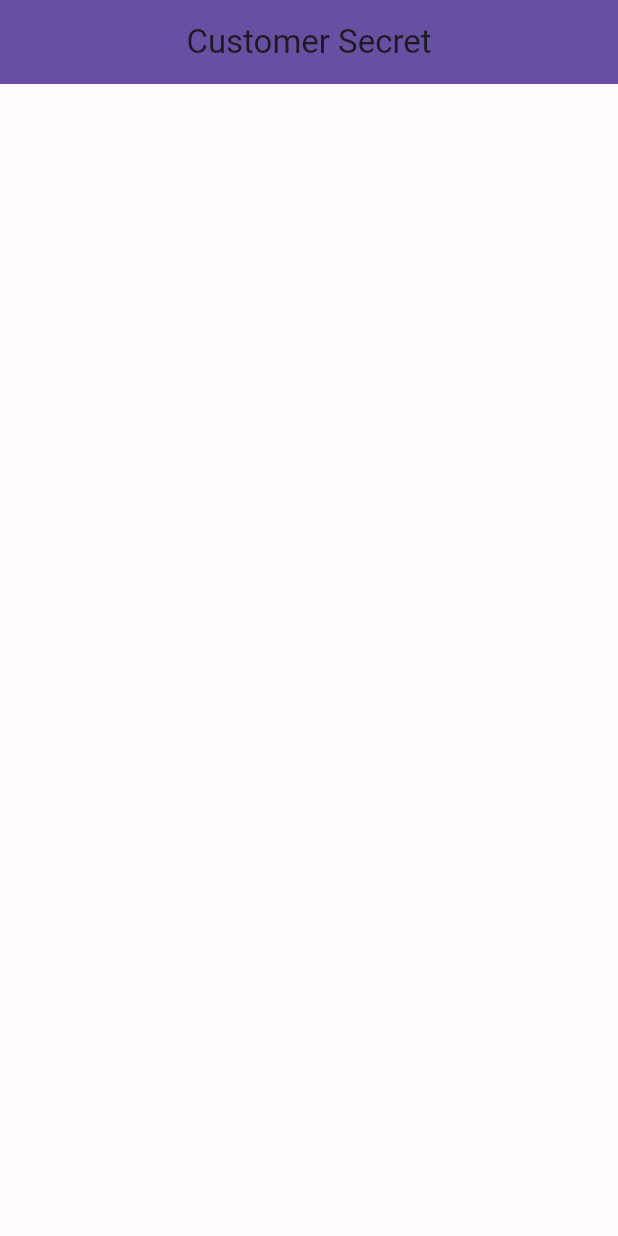
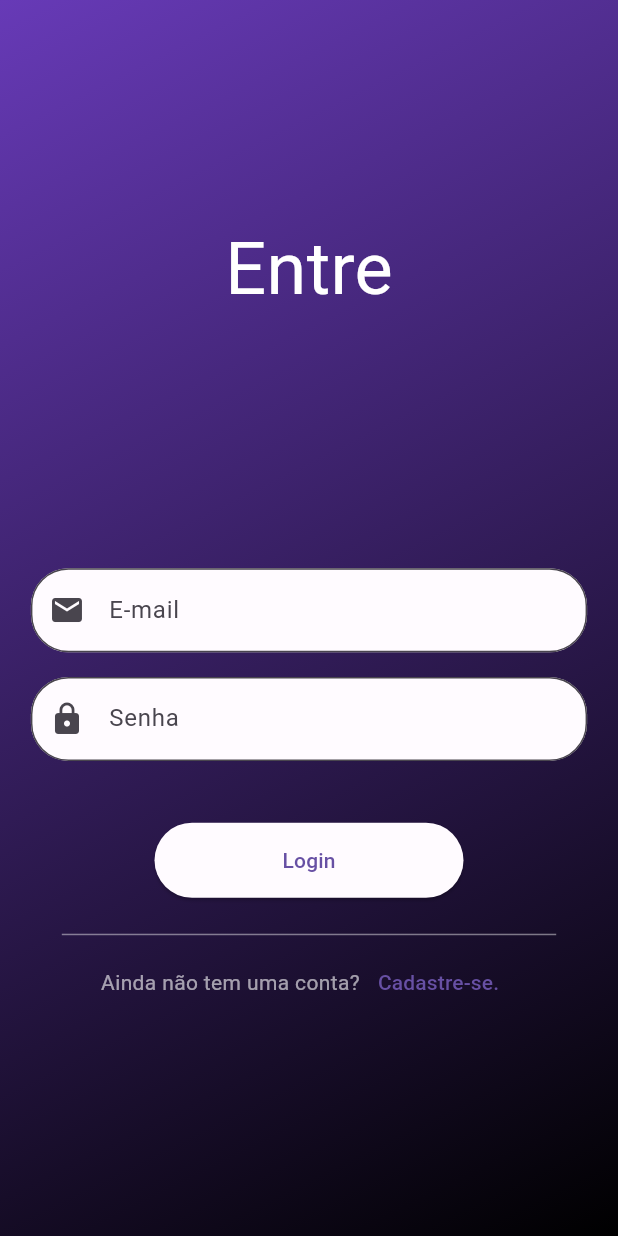
Before and after one commit to IgordeAndrade/customer_secret_service, a Flutter app: the screen it shows after launch, on a phone screen of 412 x 824 dp. Run offline on Flutter 3.47's test engine with Material 2 defaults, Android fonts, the light colour scheme and no system bars.

Commit message:
[feature]: LoginAndRegisterPage

```diff
--- a/lib/customer_app.dart
+++ b/lib/customer_app.dart
@@ -1,7 +1,10 @@
 import 'package:customer_secret_service/design_system/themes/themes.dart';
+import 'package:customer_secret_service/pages/sign_in_and_sign_up/login_page.dart';
+import 'package:customer_secret_service/pages/sign_in_and_sign_up/register_page.dart';
+import 'package:customer_secret_service/pages/splash_page.dart';
 import 'package:flutter/material.dart';
 
-import 'home_page/home_page.dart';
+import 'pages/home_page/home_page.dart';
 
 class CustommerApp extends StatelessWidget {
   const CustommerApp({super.key});
@@ -9,11 +12,16 @@ class CustommerApp extends StatelessWidget {
   @override
   Widget build(BuildContext context) {
     return MaterialApp(
-      title: 'Customer App',
-      debugShowCheckedModeBanner: false,
-      theme: lightTheme,
-      darkTheme: darkTheme,
-      home: const HomePage(),
-    );
+        title: 'Customer App',
+        debugShowCheckedModeBanner: false,
+        theme: lightTheme,
+        darkTheme: darkTheme,
+        initialRoute: '/splash_page',
+        routes: {
+          '/splash_page': (_) => const SplashPage(),
+          '/login_page': (_) => const LoginPage(),
+          '/home_page': (_) => const HomePage(),
+          '/register_page': (_) => const RegisterPage(),
+        });
   }
 }
--- a/lib/main.dart
+++ b/lib/main.dart
@@ -1,4 +1,3 @@
-import 'package:customer_secret_service/my_app.dart';
 import 'package:flutter/material.dart';
 
 import 'customer_app.dart';
--- a/lib/my_app.dart
+++ /dev/null
@@ -1,15 +0,0 @@
-import 'package:customer_secret_service/pages/login_page.dart';
-import 'package:customer_secret_service/pages/splash_page.dart';
-import 'package:flutter/material.dart';
-
-class MyApp extends StatelessWidget {
-  const MyApp({super.key});
-
-  @override
-  Widget build(BuildContext context) {
-    return MaterialApp(initialRoute: '/splash_page', routes: {
-      '/splash_page': (_) => const SplashPage(),
-      '/login_page': (_) => const LoginPage(),
-    });
-  }
-}
--- /dev/null
+++ b/lib/pages/sign_in_and_sign_up/custom_backgroud.dart
@@ -0,0 +1,24 @@
+import 'package:flutter/material.dart';
+
+class CustomBackground extends StatelessWidget {
+  const CustomBackground({super.key, required this.widget});
+
+  final Widget widget;
+
+  @override
+  Widget build(BuildContext context) {
+    return Container(
+      decoration: const BoxDecoration(
+        gradient: LinearGradient(
+          begin: Alignment.topLeft,
+          end: Alignment.bottomRight,
+          colors: [
+            Colors.deepPurple,
+            Colors.black,
+          ],
+        ),
+      ),
+      child: widget,
+    );
+  }
+}
--- /dev/null
+++ b/lib/pages/sign_in_and_sign_up/custom_text_form_field.dart
@@ -0,0 +1,31 @@
+import 'package:flutter/material.dart';
+
+class CustomTextFormField extends StatelessWidget {
+  const CustomTextFormField(
+      {super.key,
+      required this.hintText,
+      this.obscureText = false,
+      this.prefixIcon});
+
+  final String hintText;
+  final bool obscureText;
+  final Icon? prefixIcon;
+
+  @override
+  Widget build(BuildContext context) {
+    return SizedBox(
+      width: MediaQuery.of(context).size.width * 0.9,
+      child: TextFormField(
+        decoration: InputDecoration(
+          prefixIcon: prefixIcon,
+          hintText: hintText,
+          filled: true,
+          border: OutlineInputBorder(
+            borderRadius: BorderRadius.circular(25),
+          ),
+        ),
+        obscureText: obscureText,
+      ),
+    );
+  }
+}
--- /dev/null
+++ b/lib/pages/sign_in_and_sign_up/login_page.dart
@@ -0,0 +1,89 @@
+import 'package:customer_secret_service/pages/sign_in_and_sign_up/custom_backgroud.dart';
+import 'package:customer_secret_service/pages/sign_in_and_sign_up/custom_text_form_field.dart';
+import 'package:flutter/material.dart';
+
+class LoginPage extends StatelessWidget {
+  const LoginPage({super.key});
+
+  @override
+  Widget build(BuildContext context) {
+    return Scaffold(
+      body: CustomBackground(
+        widget: Center(
+          child: SingleChildScrollView(
+            child: SafeArea(
+              child: Column(
+                children: [
+                  const Text(
+                    'Entre',
+                    style: TextStyle(
+                        color: Colors.white,
+                        fontSize: 48,
+                        fontWeight: FontWeight.w400),
+                  ),
+                  SizedBox(
+                    height: MediaQuery.of(context).size.height * 0.2,
+                  ),
+                  Form(
+                    child: Column(
+                      children: [
+                        const CustomTextFormField(
+                          hintText: 'E-mail',
+                          prefixIcon: Icon(Icons.mail),
+                        ),
+                        SizedBox(
+                          height: MediaQuery.of(context).size.height * 0.02,
+                        ),
+                        const CustomTextFormField(
+                          hintText: 'Senha',
+                          obscureText: true,
+                          prefixIcon: Icon(Icons.lock),
+                        ),
+                      ],
+                    ),
+                  ),
+                  SizedBox(
+                    height: MediaQuery.of(context).size.height * 0.05,
+                  ),
+                  SizedBox(
+                    height: 50,
+                    width: MediaQuery.of(context).size.width * 0.5,
+                    child: ElevatedButton(
+                      onPressed: () {
+                        Navigator.pushReplacementNamed(context, '/home_page');
+                      },
+                      child: const Text('Login'),
+                    ),
+                  ),
+                  SizedBox(
+                    height: MediaQuery.of(context).size.height * 0.02,
+                  ),
+                  SizedBox(
+                    width: MediaQuery.of(context).size.width * 0.8,
+                    child: const Divider(
+                      color: Color.fromARGB(113, 255, 255, 255),
+                    ),
+                  ),
+                  Row(
+                    mainAxisAlignment: MainAxisAlignment.center,
+                    children: [
+                      const Text(
+                        'Ainda não tem uma conta?',
+                        style: TextStyle(color: Colors.white60),
+                      ),
+                      TextButton(
+                          onPressed: () {
+                            Navigator.pushNamed(context, '/register_page');
+                          },
+                          child: const Text('Cadastre-se.'))
+                    ],
+                  )
+                ],
+              ),
+            ),
+          ),
+        ),
+      ),
+    );
+  }
+}
--- a/lib/pages/splash_page.dart
+++ b/lib/pages/splash_page.dart
@@ -11,7 +11,7 @@ class _SplashPageState extends State<SplashPage> {
   @override
   void initState() {
     super.initState();
-    Future.delayed(const Duration(seconds: 1000)).then(
+    Future.delayed(const Duration(seconds: 5)).then(
         (value) => Navigator.of(context).pushReplacementNamed('/login_page'));
   }
 
```
Also changed, not shown: lib/pages/login_page.dart (deleted, +0 -12 lines), lib/pages/sign_in_and_sign_up/register_page.dart (added, +73 -0 lines), lib/pages/home_page/home_page.dart (renamed from lib/home_page/home_page.dart).
